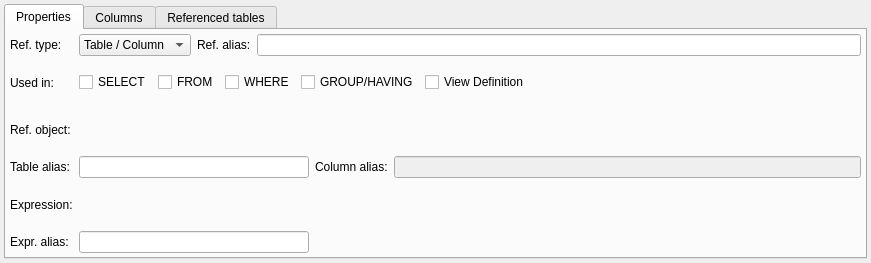
Qt form libs/libgui/ui/dbobjects/referencewidget.ui (pgmodeler/pgmodeler) before a commit.
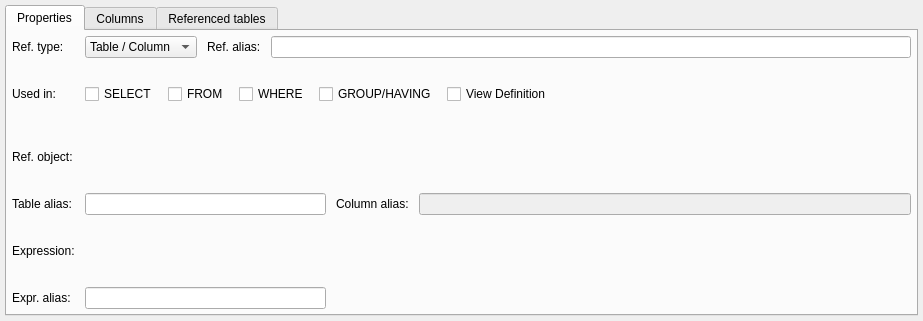
The same form after that commit.

```diff
--- a/libs/libgui/ui/dbobjects/referencewidget.ui
+++ b/libs/libgui/ui/dbobjects/referencewidget.ui
@@ -6,8 +6,8 @@
    <rect>
     <x>0</x>
     <y>0</y>
-    <width>871</width>
-    <height>263</height>
+    <width>923</width>
+    <height>321</height>
    </rect>
   </property>
   <property name="minimumSize">
@@ -21,19 +21,19 @@
   </property>
   <layout class="QGridLayout" name="reference_grid">
    <property name="leftMargin">
-    <number>4</number>
+    <number>5</number>
    </property>
    <property name="topMargin">
-    <number>4</number>
+    <number>5</number>
    </property>
    <property name="rightMargin">
-    <number>4</number>
+    <number>5</number>
    </property>
    <property name="bottomMargin">
-    <number>4</number>
+    <number>5</number>
    </property>
    <property name="spacing">
-    <number>6</number>
+    <number>10</number>
    </property>
    <item row="0" column="0">
     <widget class="QTabWidget" name="properties_tbw">
@@ -49,19 +49,19 @@
       </attribute>
       <layout class="QGridLayout" name="gridLayout_2">
        <property name="leftMargin">
-        <number>4</number>
+        <number>5</number>
        </property>
        <property name="topMargin">
-        <number>4</number>
+        <number>5</number>
        </property>
        <property name="rightMargin">
-        <number>4</number>
+        <number>5</number>
        </property>
        <property name="bottomMargin">
-        <number>4</number>
+        <number>5</number>
        </property>
        <property name="spacing">
-        <number>6</number>
+        <number>10</number>
        </property>
        <item row="0" column="0">
         <widget class="QLabel" name="ref_type_lbl">
```
Left out of the diff: 10 changed lines with no effect on the pictures.
